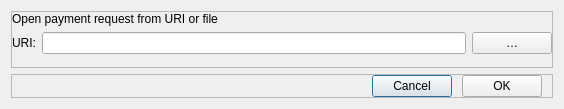
Above: src/qt/forms/openuridialog.ui from WalkerWaqiOrg/bitcoin-abc before the change. Below: the same form after it.
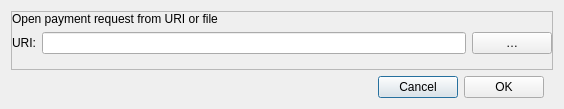
That is the form after the change. Custom widgets are drawn as their Qt base class.

The edit to the form file:
```diff
--- a/src/qt/forms/openuridialog.ui
+++ b/src/qt/forms/openuridialog.ui
@@ -92,37 +92,27 @@
     </widget>
    </item>
    <item>
-    <widget class="QFrame" name="frame_2">
-     <property name="frameShape">
-      <enum>QFrame::StyledPanel</enum>
-     </property>
-     <property name="frameShadow">
-      <enum>QFrame::Raised</enum>
-     </property>
-     <layout class="QHBoxLayout" name="horizontalLayout_2">
-      <property name="spacing">
-       <number>10</number>
-      </property>
+    <layout class="QHBoxLayout" name="horizontalLayout_3">
       <property name="leftMargin">
-       <number>0</number>
+      <number>9</number>
       </property>
       <property name="topMargin">
        <number>0</number>
       </property>
       <property name="rightMargin">
-       <number>10</number>
+      <number>9</number>
       </property>
       <property name="bottomMargin">
        <number>0</number>
       </property>
       <item>
-       <spacer name="horizontalSpacer">
+      <spacer name="horizontalSpacer_2">
         <property name="orientation">
          <enum>Qt::Horizontal</enum>
         </property>
         <property name="sizeHint" stdset="0">
          <size>
-          <width>361</width>
+         <width>413</width>
           <height>20</height>
          </size>
         </property>
@@ -143,7 +133,6 @@
        </widget>
       </item>
      </layout>
-    </widget>
    </item>
   </layout>
  </widget>
```
Lines whose indentation alone changed are shown as unchanged.
